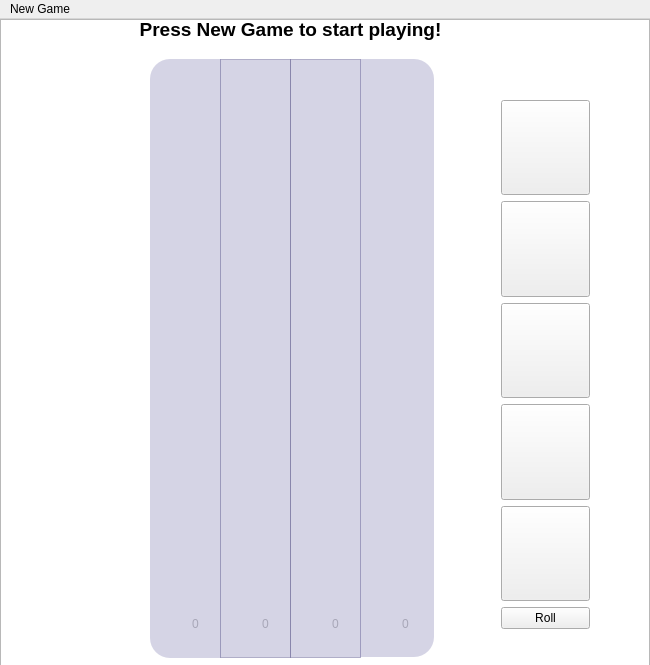
This is yahtzeemainwin.ui in MarkusEson/GUI-PROJ as Qt 5 draws it before an edit. The edited form follows.
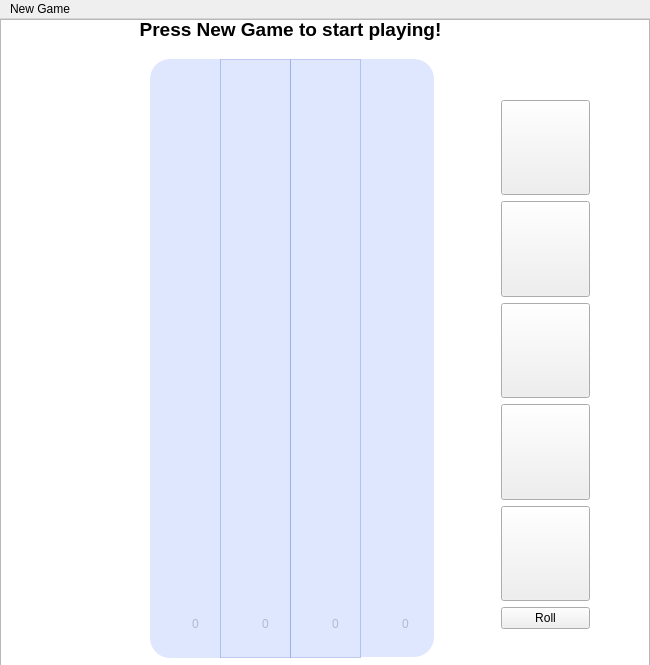
This is the edited form. Icons and pictures are not drawn.

Diff of the .ui file:
```diff
--- a/yahtzeemainwin.ui
+++ b/yahtzeemainwin.ui
@@ -2297,7 +2297,7 @@
      </rect>
     </property>
     <property name="styleSheet">
-     <string notr="true">background-color: rgba(114, 110, 168, 76);
+     <string notr="true">background-color: rgba(147, 173, 255, 76);
 border-top-left-radius: 20;
 border-bottom-left-radius: 20;</string>
     </property>
@@ -2312,7 +2312,7 @@
      </rect>
     </property>
     <property name="styleSheet">
-     <string notr="true">background-color: rgba(114, 110, 168, 76);</string>
+     <string notr="true">background-color: rgba(147, 173, 255, 76);</string>
     </property>
    </widget>
    <widget class="QGraphicsView" name="playerBlockerC">
@@ -2325,7 +2325,7 @@
      </rect>
     </property>
     <property name="styleSheet">
-     <string notr="true">background-color: rgba(114, 110, 168, 76);</string>
+     <string notr="true">background-color: rgba(147, 173, 255, 76);</string>
     </property>
    </widget>
    <widget class="QGraphicsView" name="playerBlockerD">
@@ -2338,7 +2338,7 @@
      </rect>
     </property>
     <property name="styleSheet">
-     <string notr="true">background-color: rgba(114, 110, 168, 76);
+     <string notr="true">background-color: rgba(147, 173, 255, 76);
 border-top-right-radius: 20;
 border-bottom-right-radius: 20;</string>
     </property>
```
